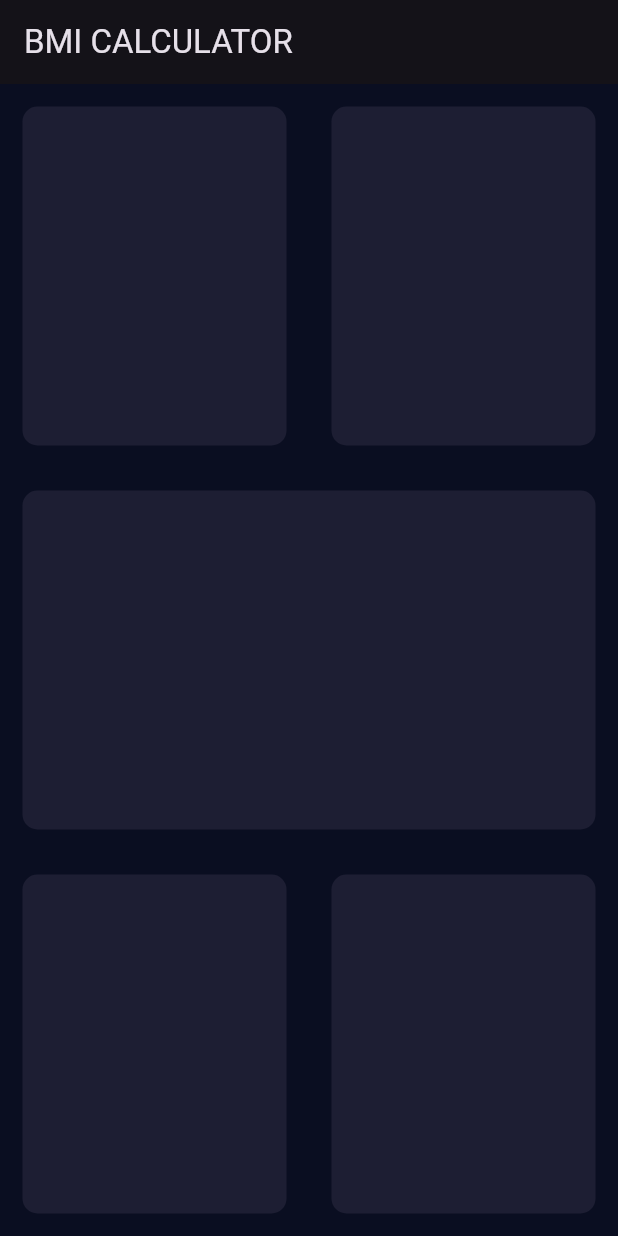
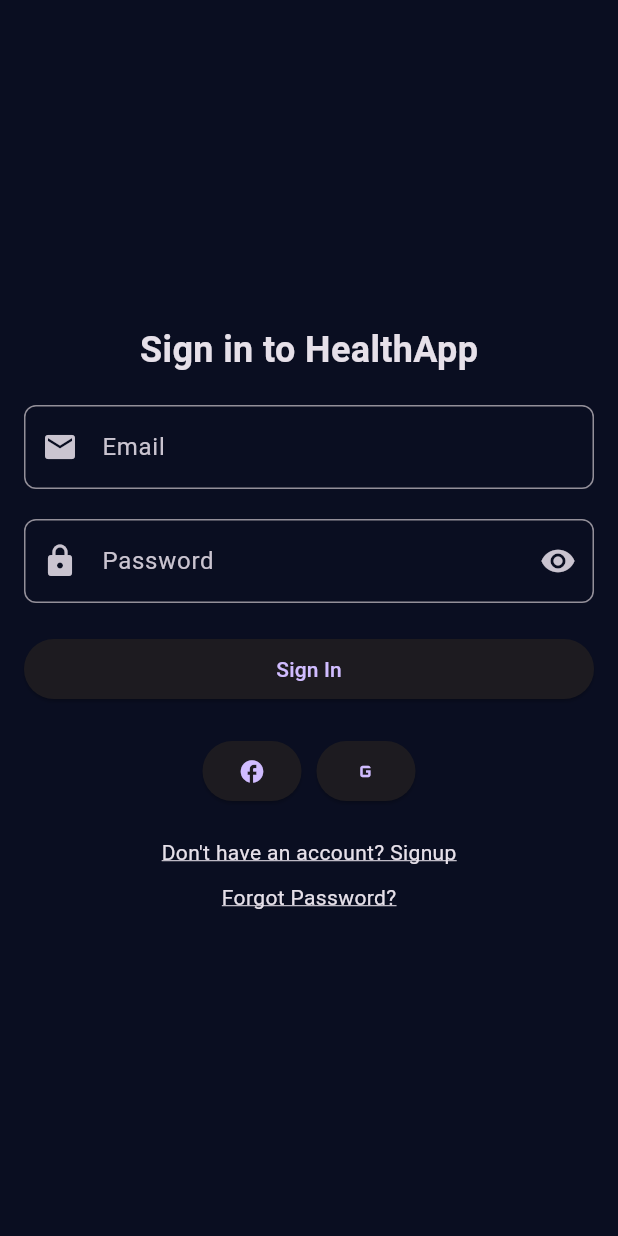
Before and after one commit to aminebenjebli/BMI-Calculator, a Flutter app: the screen it shows after launch, on a phone screen of 412 x 824 dp. Run offline on Flutter 3.47's test engine with Material 3 defaults, Android fonts, the phone set to English and light mode, and no system bars.

Commit message:
sign in page

```diff
--- a/healthapp/lib/main.dart
+++ b/healthapp/lib/main.dart
@@ -1,5 +1,6 @@
 import 'package:flutter/material.dart';
 import 'package:healthapp/input_page.dart';
+import 'package:healthapp/signin_page.dart';
 
 void main() => runApp(BMICalculator());
 
@@ -11,7 +12,7 @@ class BMICalculator extends StatelessWidget {
         primaryColor: const Color(0xFF0A0E21),
         scaffoldBackgroundColor: const Color(0xFF0A0E21),
       ),
-      home: InputPage(),
+      home: SigninPage(),
     );
   }
 }
--- /dev/null
+++ b/healthapp/lib/signin_page.dart
@@ -0,0 +1,92 @@
+import 'package:flutter/material.dart';
+
+class SigninPage extends StatelessWidget {
+  const SigninPage({super.key});
+
+  @override
+  Widget build(BuildContext context) {
+    return Scaffold(
+      body: Padding(
+        padding: const EdgeInsets.all(16.0),
+        child: Column(
+          mainAxisAlignment: MainAxisAlignment.center,
+          children: [
+            const Text(
+              'Sign in to HealthApp',
+              style: TextStyle(fontSize: 24, fontWeight: FontWeight.bold),
+            ),
+            const SizedBox(height: 20),
+            TextField(
+              decoration: InputDecoration(
+                labelText: 'Email',
+                prefixIcon: Icon(Icons.email),
+                border: OutlineInputBorder(
+                  borderRadius: BorderRadius.circular(8.0),
+                ),
+              ),
+            ),
+            const SizedBox(height: 20),
+            TextField(
+              obscureText: true,
+              decoration: InputDecoration(
+                labelText: 'Password',
+                prefixIcon: Icon(Icons.lock),
+                suffixIcon: Icon(Icons.visibility),
+                border: OutlineInputBorder(
+                  borderRadius: BorderRadius.circular(8.0),
+                ),
+              ),
+            ),
+            const SizedBox(
+              height: 20,
+            ),
+            SizedBox(
+              width: double.infinity,
+              child: ElevatedButton(
+                onPressed: () {},
+                child: const Text('Sign In'),
+              ),
+            ),
+            const SizedBox(height: 20),
+            Row(
+              mainAxisAlignment: MainAxisAlignment.center,
+              children: [
+                _buildSocialLoginButton(Icons.facebook),
+                const SizedBox(width: 10),
+                _buildSocialLoginButton(Icons.g_mobiledata),
+              ],
+            ),
+            const SizedBox(height: 20),
+            GestureDetector(
+              onTap: () {},
+              child: const Text(
+                "Don't have an account? Signup",
+                style: TextStyle(decoration: TextDecoration.underline),
+              ),
+            ),
+            const SizedBox(height: 10),
+            GestureDetector(
+              onTap: () {},
+              child: const Text(
+                'Forgot Password?',
+                style: TextStyle(decoration: TextDecoration.underline),
+              ),
+            ),
+          ],
+        ),
+      ),
+    );
+  }
+
+  Widget _buildSocialLoginButton(IconData icon) {
+    return ElevatedButton(
+      onPressed: () {},
+      child: Icon(icon),
+      style: ElevatedButton.styleFrom(
+        shape: RoundedRectangleBorder(
+          borderRadius: BorderRadius.circular(30.0),
+        ),
+      ),
+    );
+  }
+}
--- a/healthapp/pubspec.yaml
+++ b/healthapp/pubspec.yaml
@@ -10,6 +10,7 @@ dependencies:
   flutter:
     sdk: flutter
   cupertino_icons: ^1.0.8
+  riverpod: ^2.6.1
 
 dev_dependencies:
   flutter_test:
```
Also changed, not shown: healthapp/pubspec.lock.
